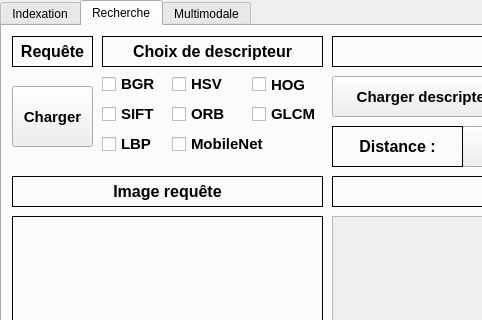
Old version of the form src/part2.ui in the repository mrrose765/mir_2025; both pictures show x 0 to 482 and y 0 to 320 of the 1209 by 614 pixel window.
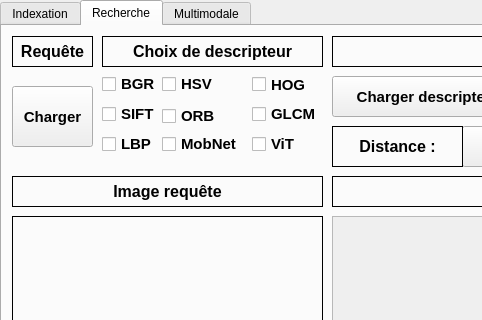
New version of the form.

```diff
--- a/src/part2.ui
+++ b/src/part2.ui
@@ -428,7 +428,7 @@
      <widget class="QCheckBox" name="checkBox_HSV_rech">
       <property name="geometry">
        <rect>
-        <x>170</x>
+        <x>160</x>
         <y>50</y>
         <width>61</width>
         <height>16</height>
@@ -468,10 +468,10 @@
      <widget class="QCheckBox" name="checkBox_ORB_rech">
       <property name="geometry">
        <rect>
-        <x>170</x>
+        <x>160</x>
         <y>80</y>
         <width>71</width>
-        <height>16</height>
+        <height>20</height>
        </rect>
       </property>
       <property name="font">
@@ -1086,7 +1086,7 @@
      <widget class="QCheckBox" name="checkBox_MobileNet_rech">
       <property name="geometry">
        <rect>
-        <x>170</x>
+        <x>160</x>
         <y>110</y>
         <width>121</width>
         <height>16</height>
@@ -1100,7 +1100,27 @@
        </font>
       </property>
       <property name="text">
-       <string>MobileNet</string>
+       <string>MobNet</string>
+      </property>
+     </widget>
+     <widget class="QCheckBox" name="checkBox_ViT_rech">
+      <property name="geometry">
+       <rect>
+        <x>250</x>
+        <y>110</y>
+        <width>71</width>
+        <height>16</height>
+       </rect>
+      </property>
+      <property name="font">
+       <font>
+        <pointsize>11</pointsize>
+        <weight>75</weight>
+        <bold>true</bold>
+       </font>
+      </property>
+      <property name="text">
+       <string>ViT</string>
       </property>
      </widget>
     </widget>
```
